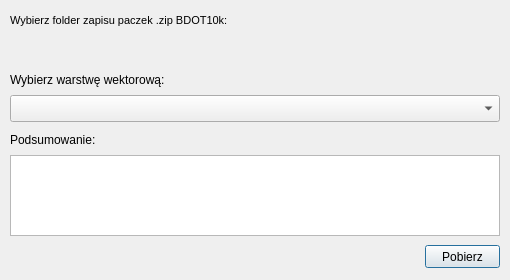
The window that bdot10k_dialog_by_layer.ui (marylaGIS/bdot10k) describes before a commit, drawn with Qt 5.
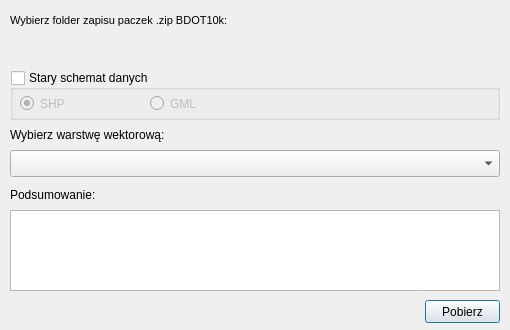
The same window after the commit. Custom widgets are drawn as their Qt base class.

Commit message: dialogs with both old and new data schema option

Patch:
```diff
--- a/bdot10k_dialog_by_layer.ui
+++ b/bdot10k_dialog_by_layer.ui
@@ -7,19 +7,19 @@
     <x>0</x>
     <y>0</y>
     <width>510</width>
-    <height>280</height>
+    <height>330</height>
    </rect>
   </property>
   <property name="minimumSize">
    <size>
     <width>510</width>
-    <height>280</height>
+    <height>330</height>
    </size>
   </property>
   <property name="maximumSize">
    <size>
     <width>510</width>
-    <height>280</height>
+    <height>330</height>
    </size>
   </property>
   <property name="windowTitle">
@@ -29,7 +29,7 @@
    <property name="geometry">
     <rect>
      <x>10</x>
-     <y>70</y>
+     <y>125</y>
      <width>490</width>
      <height>20</height>
     </rect>
@@ -42,7 +42,7 @@
    <property name="geometry">
     <rect>
      <x>10</x>
-     <y>95</y>
+     <y>150</y>
      <width>490</width>
      <height>27</height>
     </rect>
@@ -55,7 +55,7 @@
    <property name="geometry">
     <rect>
      <x>10</x>
-     <y>155</y>
+     <y>210</y>
      <width>490</width>
      <height>81</height>
     </rect>
@@ -65,7 +65,7 @@
    <property name="geometry">
     <rect>
      <x>425</x>
-     <y>245</y>
+     <y>300</y>
      <width>75</width>
      <height>23</height>
     </rect>
@@ -112,7 +112,7 @@
    <property name="geometry">
     <rect>
      <x>10</x>
-     <y>130</y>
+     <y>185</y>
      <width>490</width>
      <height>20</height>
     </rect>
@@ -121,6 +121,54 @@
     <string>Podsumowanie:</string>
    </property>
   </widget>
+  <widget class="QGroupBox" name="gbOldSchema">
+   <property name="geometry">
+    <rect>
+     <x>10</x>
+     <y>70</y>
+     <width>490</width>
+     <height>50</height>
+    </rect>
+   </property>
+   <property name="title">
+    <string>Stary schemat danych</string>
+   </property>
+   <property name="checkable">
+    <bool>true</bool>
+   </property>
+   <property name="checked">
+    <bool>false</bool>
+   </property>
+   <widget class="QRadioButton" name="rbtnGML">
+    <property name="geometry">
+     <rect>
+      <x>140</x>
+      <y>25</y>
+      <width>100</width>
+      <height>17</height>
+     </rect>
+    </property>
+    <property name="text">
+     <string>GML</string>
+    </property>
+   </widget>
+   <widget class="QRadioButton" name="rbtnSHP">
+    <property name="geometry">
+     <rect>
+      <x>10</x>
+      <y>25</y>
+      <width>100</width>
+      <height>17</height>
+     </rect>
+    </property>
+    <property name="text">
+     <string>SHP</string>
+    </property>
+    <property name="checked">
+     <bool>true</bool>
+    </property>
+   </widget>
+  </widget>
  </widget>
  <customwidgets>
   <customwidget>
```
The commit also changes 1 other file.
